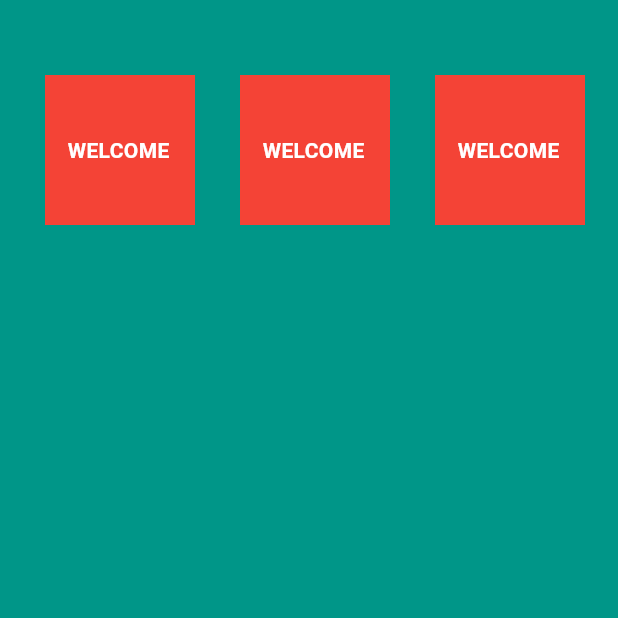
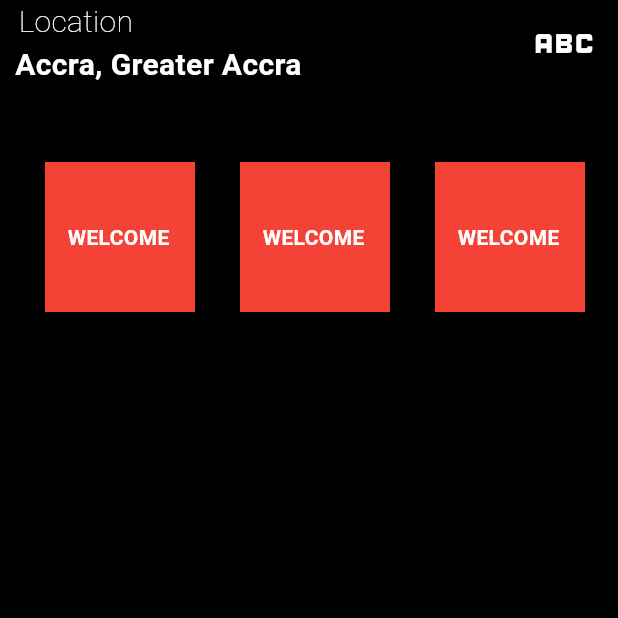
Before and after one commit to jaemax234/flutterproject5, a Flutter app: the screen it shows after launch, on a phone screen of 412 x 824 dp, the top half of it. Run offline on Flutter 3.47's test engine with Material 3 defaults, Android fonts, the phone set to English and light mode, and no system bars.

Commit message:
new change

```diff
--- a/lib/main.dart
+++ b/lib/main.dart
@@ -26,9 +26,20 @@ class Homepage extends StatelessWidget {
   Widget build(BuildContext context) {
     return Scaffold(
 
-      backgroundColor: Colors.teal,
+      backgroundColor: Color.fromARGB(255, 0, 0, 0),
       body: SafeArea(
-        child: Row(
+        child: Column(
+          children: [
+            Row(
+
+              children: [
+              Column(children: [
+                Container(child: Text("Location", style: TextStyle(fontSize: 20 ,color: Colors.white, fontWeight: FontWeight.w100), ),margin: EdgeInsets.fromLTRB(0, 0, 100, 0),),
+                Container( margin:EdgeInsets.fromLTRB(10, 0, 0, 0), child: Text("Accra, Greater Accra", style: TextStyle(fontSize: 20, color: Colors.white,fontWeight: FontWeight.bold),))
+              ],),
+               Container(child: Icon(Icons.abc, color: Colors.white, size: 50,), margin: EdgeInsets.fromLTRB(150, 0, 0, 0),) ,
+            ],),
+            Row(
 
               children: [
                 Container(
@@ -55,6 +66,8 @@ class Homepage extends StatelessWidget {
                   margin: EdgeInsets.fromLTRB(30, 50, 0, 0),
                   padding: EdgeInsets.fromLTRB(15, 40, 0, 0),
                   child: Text("WELCOME", style:TextStyle(fontWeight: FontWeight.bold, color: Colors.white)), color: Colors.red,
+                  ),
+              ],
             ),
           ],
         ),
```
Lines whose indentation alone changed are shown as unchanged.
